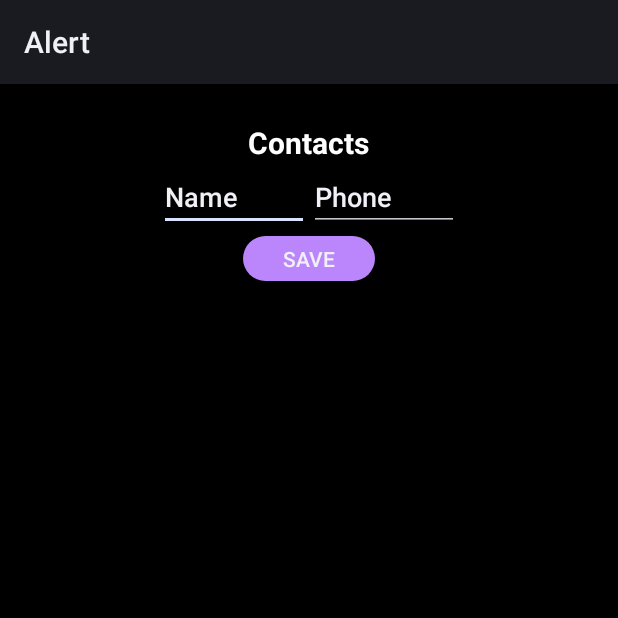
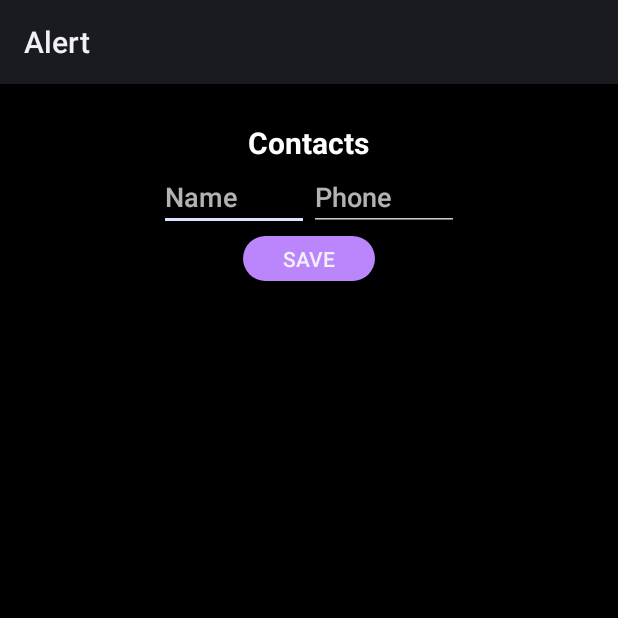
Before and after one commit to Pegassuo/Fall_Detection, an Android app built with Jetpack Compose: the ContactsActivity screen opened directly, with no data from a screen before it, after a tap on "SAVE", on a phone screen of 412 x 824 dp, the top half of it. Run offline under Robolectric (Android 15) with nearby library versions, the phone set to English and light mode, and no system bars; libraries missing offline, so code that uses them is left out: aws.sdk.kotlin, io.github.cdimascio.dotenv.

Commit message:
Add contacts to fall info

```diff
--- a/app/src/main/java/com/example/falldetection/presentation/AlertActivity.kt
+++ b/app/src/main/java/com/example/falldetection/presentation/AlertActivity.kt
@@ -87,12 +87,15 @@ class AlertActivity: ComponentActivity() {
         super.onDestroy()
     }
     private fun sendAlert(){
+        val dataContactList = storeData.getData(this, DataContact::class.java)
+
         val newFall = DataFall(
             id = 0,
             latitude = 0.0,
             longitude = 0.0,
             fecha = LocalDate.now().format(dateFormat),
-            hora = LocalTime.now().format(timeFormat)
+            hora = LocalTime.now().format(timeFormat),
+            contacts = dataContactList
         )
         if(checkSelfPermission(Manifest.permission.ACCESS_FINE_LOCATION) == PackageManager.PERMISSION_GRANTED){
             getLocation(newFall) { updatedNewFall ->
--- a/app/src/main/java/com/example/falldetection/presentation/ContactsActivity.kt
+++ b/app/src/main/java/com/example/falldetection/presentation/ContactsActivity.kt
@@ -8,7 +8,7 @@ import androidx.recyclerview.widget.RecyclerView
 import com.example.falldetection.R
 
 class ContactsActivity: ComponentActivity() {
-    val storeData = StoreData()
+    private val storeData = StoreData()
     private lateinit var saveContactButton: Button
     private lateinit var textName: EditText
     private lateinit var textPhone: EditText
@@ -43,6 +43,8 @@ class ContactsActivity: ComponentActivity() {
                 )
                 storeData.saveData(this, newContact)
             }
+            textName.setText("")
+            textPhone.setText("")
         }
 
     }
--- a/app/src/main/java/com/example/falldetection/presentation/DataFall.kt
+++ b/app/src/main/java/com/example/falldetection/presentation/DataFall.kt
@@ -8,5 +8,6 @@ data class DataFall (
     var latitude: Double,
     var longitude: Double,
     val fecha: String,
-    val hora: String
+    val hora: String,
+    val contacts: MutableList<DataContact>?
 )
--- a/app/src/main/res/layout/contacts.xml
+++ b/app/src/main/res/layout/contacts.xml
@@ -40,7 +40,7 @@
                     android:gravity="start"
                     android:ems="10"
                     android:inputType="text"
-                    android:text="Name" />
+                    android:hint="Name" />
 
                 <EditText
                     android:id="@+id/textPhone"
@@ -49,7 +49,7 @@
                     android:gravity="start"
                     android:ems="10"
                     android:inputType="phone"
-                    android:text="Phone" />
+                    android:hint="Phone" />
 
             </LinearLayout>
 
```
